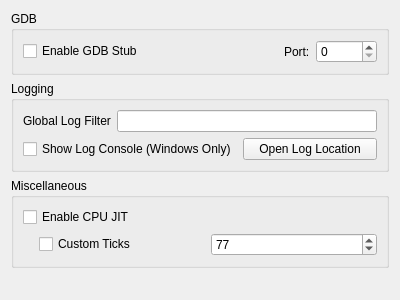
First picture: the form in src/citra_qt/configuration/configure_debug.ui, repository tbsp/citra-valentin, before the edit.
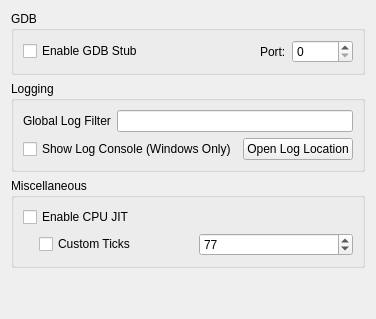
Second picture: the form after the edit.

```diff
--- a/src/citra_qt/configuration/configure_debug.ui
+++ b/src/citra_qt/configuration/configure_debug.ui
@@ -2,14 +2,6 @@
 <ui version="4.0">
  <class>ConfigureDebug</class>
  <widget class="QWidget" name="ConfigureDebug">
-  <property name="geometry">
-   <rect>
-    <x>0</x>
-    <y>0</y>
-    <width>400</width>
-    <height>300</height>
-   </rect>
-  </property>
   <property name="windowTitle">
    <string>Form</string>
   </property>
```
